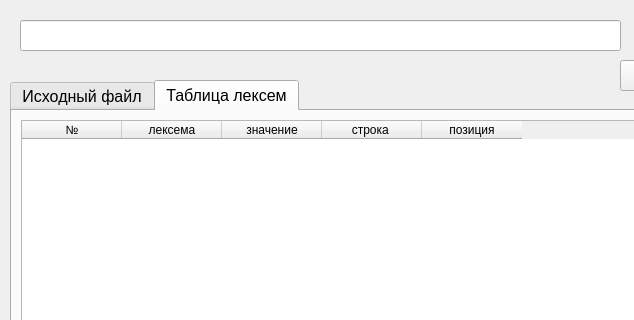
Above: mainwindow.ui from zelpold/lexem before the change; both pictures show x 0 to 634 and y 0 to 320 of the 870 by 650 pixel window. Below: the same form after it.
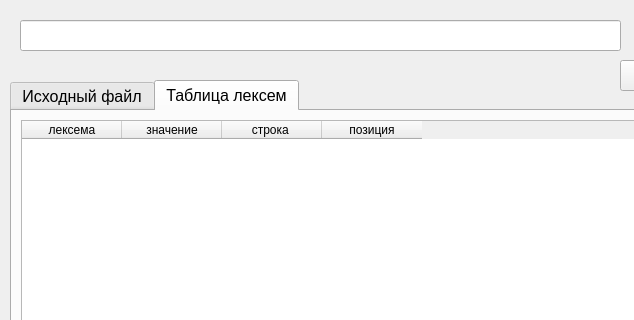
That is the form after the change.

The edit to the form file:
```diff
--- a/mainwindow.ui
+++ b/mainwindow.ui
@@ -84,11 +84,6 @@
      <layout class="QVBoxLayout" name="verticalLayout_2">
       <item>
        <widget class="QTableWidget" name="tableWidget">
-        <column>
-         <property name="text">
-          <string>№</string>
-         </property>
-        </column>
         <column>
          <property name="text">
           <string>лексема</string>
```
